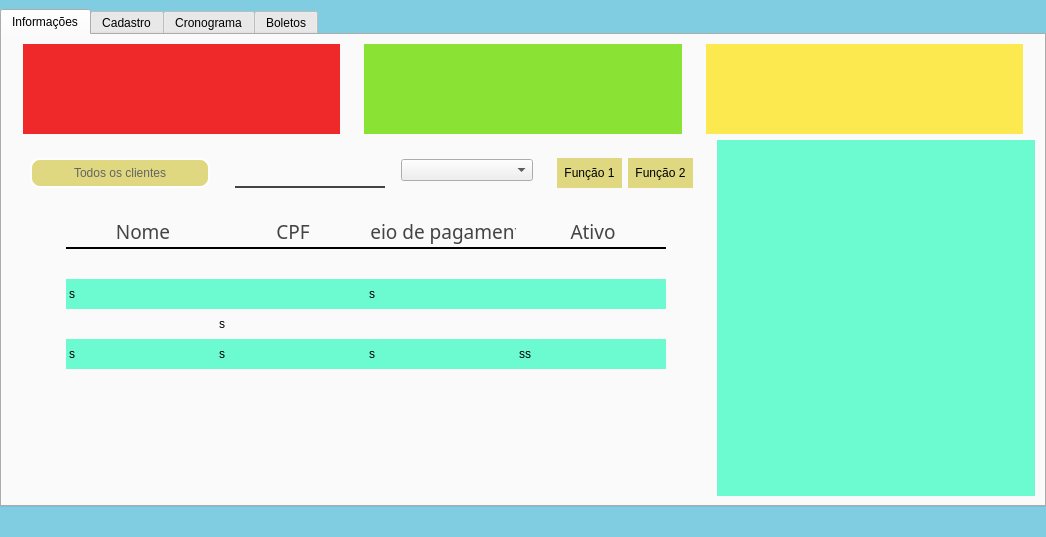
Nautilidae-project/Nautilus, file Telas/UI/dashCliente.ui: the form before one commit.
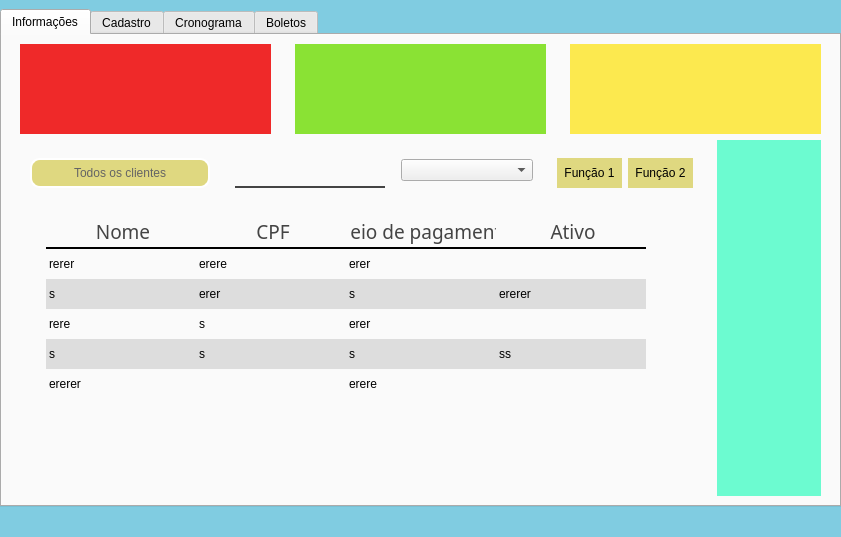
The form after the commit.

Commit message: Funcionalidade searchCliente na tabela cliente

The edit to the form file:
```diff
--- a/Telas/UI/dashCliente.ui
+++ b/Telas/UI/dashCliente.ui
@@ -6,7 +6,7 @@
    <rect>
     <x>0</x>
     <y>0</y>
-    <width>1046</width>
+    <width>841</width>
     <height>537</height>
    </rect>
   </property>
@@ -139,6 +139,9 @@
        <string>Informações</string>
       </attribute>
       <layout class="QGridLayout" name="gridLayout_3">
+       <property name="rightMargin">
+        <number>18</number>
+       </property>
        <item row="1" column="0">
         <widget class="QFrame" name="frListButtons">
          <property name="minimumSize">
@@ -364,7 +367,7 @@
          </property>
          <layout class="QGridLayout" name="gridLayout_5">
           <property name="leftMargin">
-           <number>10</number>
+           <number>0</number>
           </property>
           <property name="topMargin">
            <number>10</number>
@@ -385,7 +388,7 @@
             </property>
             <property name="maximumSize">
              <size>
-              <width>600</width>
+              <width>630</width>
               <height>16777215</height>
              </size>
             </property>
@@ -404,15 +407,29 @@
 
 QHeaderView::section:checked
 {
-    background-color: red;
-	border-radius: 10%;
+    background-color: #DFD880;
+	border-top-left-radius: 15%;
+	border-top-right-radius: 15%;
 }
 
+
+
 QTableView {
-	selection-background-color: rgb(251, 184, 108);
-	
-	alternate-background-color: rgb(108, 251, 208);
+	alternate-background-color: #ddd;
 }
+
+
+QTableView::item:hover {
+	border: 2px solid;
+	border-radius: 10%;
+	font: 16px;
+}
+
+QTableView::item:selected {
+	background-color: #DFD880;
+	color: #444;
+}
+
 </string>
             </property>
             <property name="locale">
@@ -436,12 +453,6 @@
             <property name="showGrid">
              <bool>false</bool>
             </property>
-            <property name="wordWrap">
-             <bool>true</bool>
-            </property>
-            <property name="cornerButtonEnabled">
-             <bool>true</bool>
-            </property>
             <property name="rowCount">
              <number>5</number>
             </property>
@@ -452,7 +463,7 @@
              <bool>true</bool>
             </attribute>
             <attribute name="horizontalHeaderMinimumSectionSize">
-             <number>140</number>
+             <number>145</number>
             </attribute>
             <attribute name="horizontalHeaderDefaultSectionSize">
              <number>150</number>
@@ -529,21 +540,56 @@
               </font>
              </property>
             </column>
+            <item row="0" column="0">
+             <property name="text">
+              <string>rerer</string>
+             </property>
+            </item>
+            <item row="0" column="1">
+             <property name="text">
+              <string>erere</string>
+             </property>
+            </item>
+            <item row="0" column="2">
+             <property name="text">
+              <string>erer</string>
+             </property>
+            </item>
             <item row="1" column="0">
              <property name="text">
               <string>s</string>
              </property>
             </item>
+            <item row="1" column="1">
+             <property name="text">
+              <string>erer</string>
+             </property>
+            </item>
             <item row="1" column="2">
              <property name="text">
               <string>s</string>
              </property>
             </item>
+            <item row="1" column="3">
+             <property name="text">
+              <string>ererer</string>
+             </property>
+            </item>
+            <item row="2" column="0">
+             <property name="text">
+              <string>rere</string>
+             </property>
+            </item>
             <item row="2" column="1">
              <property name="text">
               <string>s</string>
              </property>
             </item>
+            <item row="2" column="2">
+             <property name="text">
+              <string>erer</string>
+             </property>
+            </item>
             <item row="3" column="0">
              <property name="text">
               <string>s</string>
@@ -564,6 +610,16 @@
               <string>ss</string>
              </property>
             </item>
+            <item row="4" column="0">
+             <property name="text">
+              <string>ererer</string>
+             </property>
+            </item>
+            <item row="4" column="2">
+             <property name="text">
+              <string>erere</string>
+             </property>
+            </item>
            </widget>
           </item>
          </layout>
@@ -594,13 +650,13 @@
            <number>24</number>
           </property>
           <property name="leftMargin">
-           <number>12</number>
+           <number>9</number>
           </property>
           <property name="topMargin">
            <number>0</number>
           </property>
           <property name="rightMargin">
-           <number>12</number>
+           <number>0</number>
           </property>
           <property name="bottomMargin">
            <number>0</number>
```
Left out of the diff: 2 changed lines with no effect on the pictures. The commit also changes 5 other files.
